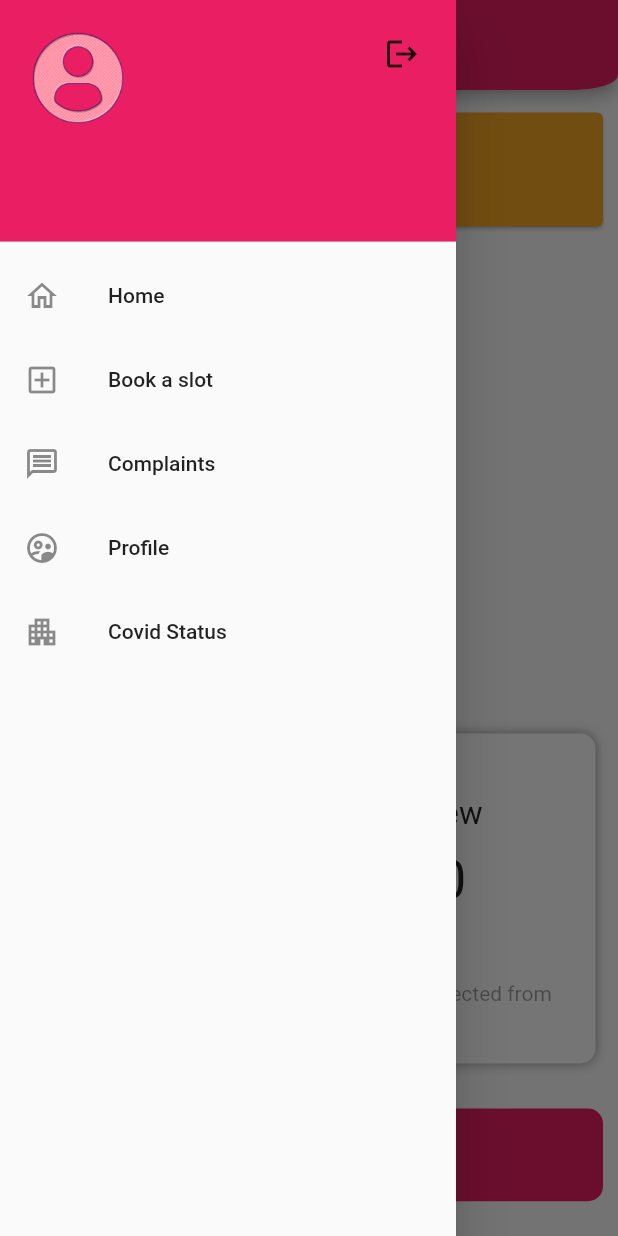
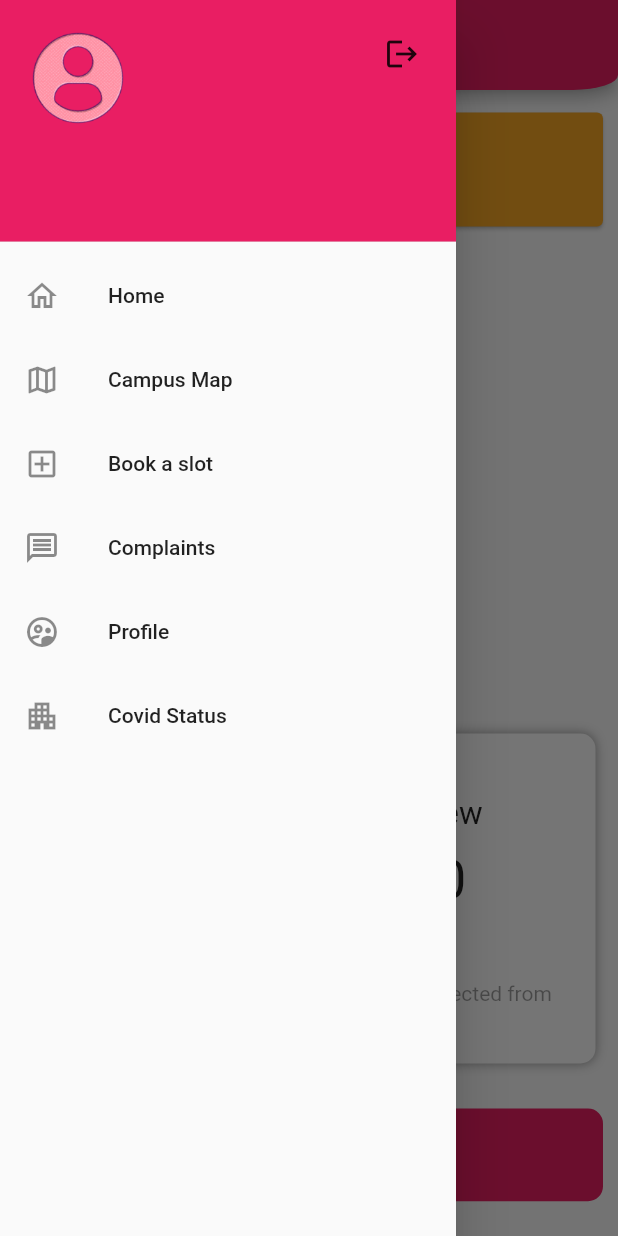
Before and after one commit to Kunalpal215/RIC-Covid-Hackathon, a Flutter app: the HomeScreen screen opened by its route, with the side drawer open, on a phone screen of 412 x 824 dp. Run offline on Flutter 3.47's test engine with Material 2 defaults, Android fonts, the phone set to English and light mode, and no system bars; drawn by our look-alikes of carousel_slider; our stand-ins replace cloud_firestore, cool_alert, date_field, firebase_auth, firebase_core, firebase_storage and 5 more; accounts and stored records are empty.

```diff
--- a/lib/screens/home/user/home_screen.dart
+++ b/lib/screens/home/user/home_screen.dart
@@ -5,6 +5,7 @@ import 'package:covid_app/constants.dart';
 import 'package:covid_app/screens/auth/profile_screen.dart';
 import 'package:covid_app/screens/home/user/pages/Covid_Cases/cases_info.dart';
 import 'package:covid_app/screens/home/user/pages/booking/slotbooking.dart';
+import 'package:covid_app/screens/home/user/pages/covid_map/map.dart';
 import 'package:covid_app/screens/home/user/pages/feedback/complaint_list.dart';
 import 'package:covid_app/screens/home/user/pages/landing/landing.dart';
 import 'package:covid_app/screens/welcome_screen.dart';
@@ -27,7 +28,7 @@ class _HomeScreenState extends State<HomeScreen> {
     SlotBooking(),
     ComplaintListScreen(),
     ProfileScreen(),
-    Cases_info()
+    Cases_info(),
   ];
   List Screentitle = [
     HomePageLanding.title,
@@ -106,7 +107,16 @@ class _HomeScreenState extends State<HomeScreen> {
                       },
                     ),
                   ),
-                  // Courses -->
+                  InkWell(
+                    child: ListTile(
+                      leading: Icon(Icons.map_outlined),
+                      title: Text("Campus Map"),
+                      onTap: () {
+                        Navigator.pop(context);
+                        Navigator.pushNamed(context, MapScreen.id);
+                      },
+                    ),
+                  ),
 
 
                   InkWell(
```
